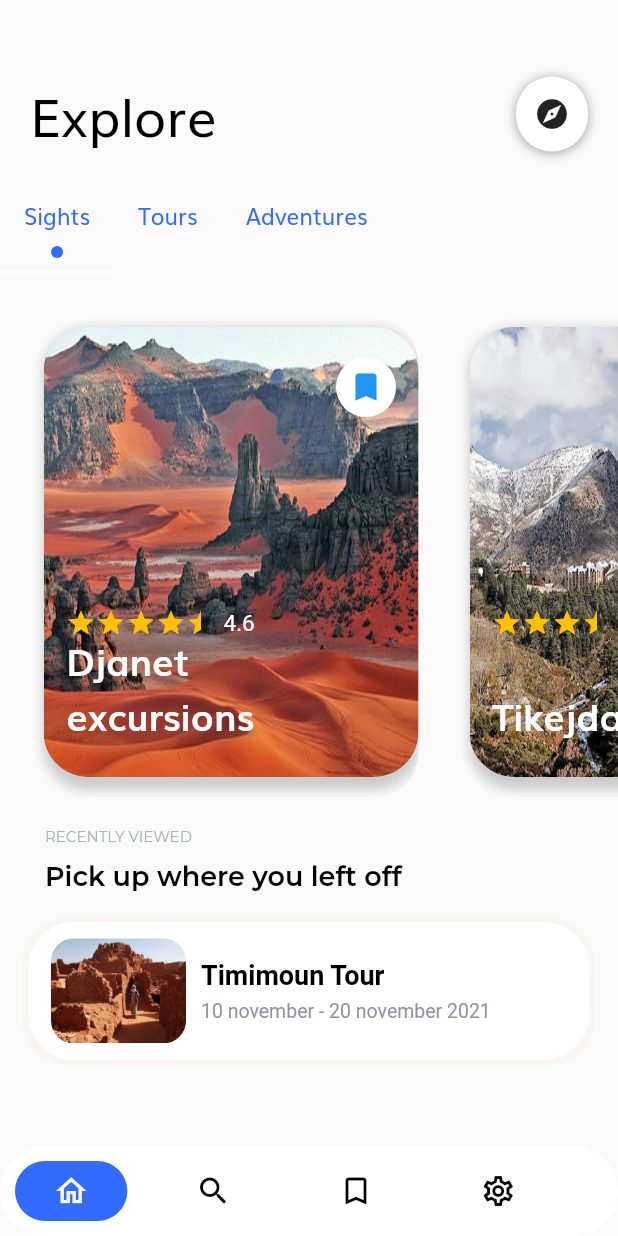
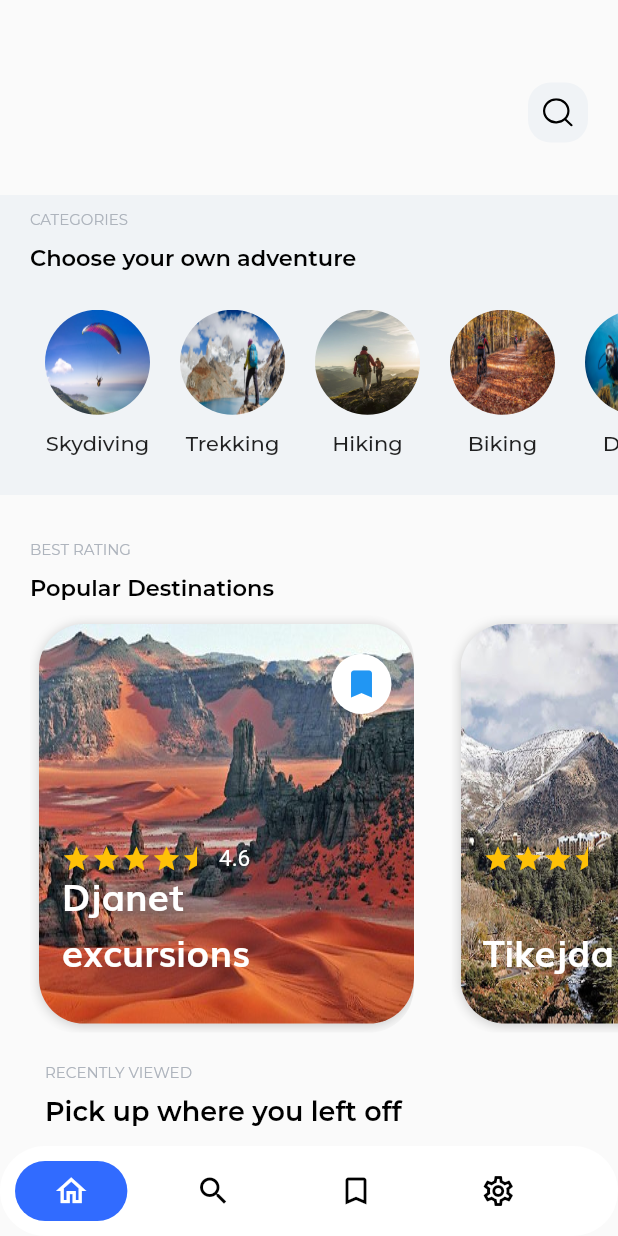
Before and after one commit to Djihanegh/FlutterTravelApp, a Flutter app: the screen it shows after launch, on a phone screen of 412 x 824 dp. Run offline on Flutter 3.47's test engine with Material 2 defaults, Android fonts, the phone set to English and light mode, and no system bars; drawn by our look-alikes of flutter_rating_bar; our stand-ins replace flutter_svg, google_fonts; Roboto replaces fonts that are missing (Hind).

Commit message:
added categories

```diff
--- a/lib/presentation/pages/home/components/body.dart
+++ b/lib/presentation/pages/home/components/body.dart
@@ -1,4 +1,6 @@
 import 'package:flutter/material.dart';
+import 'package:flutter_svg/svg.dart';
+import 'package:google_fonts/google_fonts.dart';
 import 'package:travel_app/data/models/place.dart';
 import 'package:travel_app/presentation/pages/home/components/popular_item.dart';
 import 'package:travel_app/presentation/pages/home/components/popular_text.dart';
@@ -6,7 +8,9 @@ import 'package:travel_app/presentation/pages/home/components/sight_item.dart';
 import 'package:travel_app/presentation/pages/home/components/tour_item.dart';
 import 'package:travel_app/presentation/pages/home/home_page.dart';
 import 'package:travel_app/utils/constants.dart';
+import 'package:travel_app/utils/size_config.dart';
 
+import 'categories_list_view.dart';
 import 'explore_text.dart';
 
 class Body extends StatefulWidget {
@@ -99,6 +103,7 @@ class _BodyState extends State<Body> with SingleTickerProviderStateMixin {
   @override
   Widget build(BuildContext context) {
     final size = MediaQuery.of(context).size;
+    SizeConfig().init(context);
 
     buildTab();
     buildList(size);
@@ -129,7 +134,39 @@ class _BodyState extends State<Body> with SingleTickerProviderStateMixin {
                 padding:
                     EdgeInsets.only(top: 50, left: 20, right: 20, bottom: 30),
                 child: ExploreText()),
+
             Container(
+                color: KGrey,
+                height: 200,
+                width: SizeConfig.screenWidth,
+                child: Padding(
+                  padding:
+                      EdgeInsets.only(top: 10, left: 20, right: 0, bottom: 0),
+                  child: Column(
+                    mainAxisAlignment: MainAxisAlignment.start,
+                    crossAxisAlignment: CrossAxisAlignment.start,
+                    children: [
+                      Text('CATEGORIES',
+                          style: GoogleFonts.montserrat(
+                              fontWeight: FontWeight.normal,
+                              fontSize: 10,
+                              color: KLightGreyy)),
+                      SizedBox(
+                        height: 10,
+                      ),
+                      Text("Choose your own adventure",
+                          style: GoogleFonts.montserrat(
+                              fontWeight: FontWeight.w600,
+                              fontSize: 15,
+                              color: Colors.black)),
+                      CategoriesListView()
+                    ],
+                  ),
+                )),
+            SizedBox(
+              height: 10,
+            ),
+            /* Container(
                 height: 50,
                 width: double.infinity,
                 child: TabBar(
@@ -144,7 +181,62 @@ class _BodyState extends State<Body> with SingleTickerProviderStateMixin {
                       });
                     },
                     tabs: _tabs)),
-            IndexedStack(index: _selectedIndex, children: _widgets),
+            IndexedStack(index: _selectedIndex, children: _widgets),*/
+
+            Padding(
+                padding: EdgeInsets.only(top: 20),
+                child: Column(
+                    mainAxisAlignment: MainAxisAlignment.start,
+                    crossAxisAlignment: CrossAxisAlignment.start,
+                    children: [
+                      Padding(
+                          padding: EdgeInsets.only(left: 20),
+                          child: Text('BEST RATING',
+                              style: GoogleFonts.montserrat(
+                                  fontWeight: FontWeight.normal,
+                                  fontSize: 10,
+                                  color: KLightGreyy))),
+                      SizedBox(
+                        height: 10,
+                      ),
+                      Padding(
+                          padding: EdgeInsets.only(left: 20),
+                          child: Text("Popular Destinations",
+                              style: GoogleFonts.montserrat(
+                                  fontWeight: FontWeight.w600,
+                                  fontSize: 15,
+                                  color: Colors.black))),
+                      Container(
+                          height: size.height * 0.35,
+                          width: size.width,
+                          child: ListView.separated(
+                            physics: ScrollPhysics(),
+                            scrollDirection: Axis.horizontal,
+                            shrinkWrap: true,
+                            itemCount: places.length,
+                            itemBuilder: (BuildContext context, index) {
+                              return SightItem(
+                                imageUrl: places[index].image,
+                                name: places[index].name,
+                                rating: places[index].rating,
+                              );
+                            },
+                            separatorBuilder:
+                                (BuildContext context, int index) {
+                              return SizedBox(
+                                width: 5,
+                              );
+                            },
+                          )),
+                      Padding(
+                          padding: EdgeInsets.only(left: 30, right: 0, top: 20),
+                          child: PopularText()),
+                      PopularItem(
+                        name: "Timimoun Tour",
+                        subtitle: "10 november - 20 november 2021",
+                        image: "",
+                      )
+                    ])),
           ],
         )));
   }
@@ -245,7 +337,6 @@ class _BodyState extends State<Body> with SingleTickerProviderStateMixin {
             child: Column(
                 mainAxisAlignment: MainAxisAlignment.start,
                 crossAxisAlignment: CrossAxisAlignment.start,
-
                 children: [
                   Container(
                       height: size.height * 0.4,
@@ -289,11 +380,10 @@ class _BodyState extends State<Body> with SingleTickerProviderStateMixin {
       2,
       Visibility(
         child: Padding(
-            padding: EdgeInsets.only(top: 20 ),
+            padding: EdgeInsets.only(top: 20),
             child: Column(
                 mainAxisAlignment: MainAxisAlignment.start,
                 crossAxisAlignment: CrossAxisAlignment.start,
-
                 children: [
                   Container(
                       height: size.height * 0.4,
--- /dev/null
+++ b/lib/presentation/pages/home/components/categories_list_view.dart
@@ -0,0 +1,34 @@
+import 'package:flutter/material.dart';
+import 'package:travel_app/presentation/pages/home/components/category_widget.dart';
+import 'package:travel_app/utils/size_config.dart';
+
+class CategoriesListView extends StatelessWidget {
+  const CategoriesListView({Key? key}) : super(key: key);
+
+  @override
+  Widget build(BuildContext context) {
+    SizeConfig().init(context);
+    return Container(
+        height: 150,
+        width: SizeConfig.screenWidth,
+        child: ListView(scrollDirection: Axis.horizontal, children: [
+          CategoryWidget(
+            imageUrl: 'assets/images/skydiving.jpeg',
+            name: "Skydiving",
+          ),
+          CategoryWidget(
+            imageUrl: 'assets/images/trekking.jpg',
+            name: "Trekking",
+          ),
+          CategoryWidget(
+            imageUrl: 'assets/images/hiking.jpg',
+            name: "Hiking",
+          ),
+          CategoryWidget(imageUrl: 'assets/images/biking.jpg', name: "Biking"),
+          CategoryWidget(
+            imageUrl: 'assets/images/diving.jpg',
+            name: "Diving",
+          ),
+        ]));
+  }
+}
--- /dev/null
+++ b/lib/presentation/pages/home/components/category_widget.dart
@@ -0,0 +1,42 @@
+import 'dart:ui';
+
+import 'package:flutter/material.dart';
+import 'package:google_fonts/google_fonts.dart';
+
+class CategoryWidget extends StatelessWidget {
+  const CategoryWidget({Key? key, required this.name, required this.imageUrl})
+      : super(key: key);
+
+  final String name;
+  final String imageUrl;
+
+  @override
+  Widget build(BuildContext context) {
+    return Padding(
+        padding: EdgeInsets.all(10),
+        child: Container(
+          child: Column(
+            mainAxisAlignment: MainAxisAlignment.center,
+            crossAxisAlignment: CrossAxisAlignment.center,
+            children: [
+              Container(
+                height: 70,
+                width: 70,
+                decoration: BoxDecoration(
+                  shape: BoxShape.circle,
+                  image: DecorationImage(
+                      image: AssetImage(imageUrl), fit: BoxFit.fill),
+                ),
+                //   decoration: BoxDecoration(shape: BoxShape.circle),
+                //    child: Image.asset(imageUrl)
+              ),
+              SizedBox(height: 10),
+              Text(
+                name,
+                style: GoogleFonts.montserrat(fontWeight: FontWeight.w500),
+              )
+            ],
+          ),
+        ));
+  }
+}
--- a/lib/presentation/pages/home/components/explore_text.dart
+++ b/lib/presentation/pages/home/components/explore_text.dart
@@ -1,4 +1,6 @@
 import 'package:flutter/material.dart';
+import 'package:flutter_svg/svg.dart';
+import 'package:travel_app/utils/constants.dart';
 
 class ExploreText extends StatelessWidget {
   const ExploreText({Key? key}) : super(key: key);
@@ -8,15 +10,16 @@ class ExploreText extends StatelessWidget {
     return Row(
       mainAxisAlignment: MainAxisAlignment.spaceBetween,
       children: [
-        Text(
+       /* Text(
           "Explore",
-          style:  TextStyle(
-              fontFamily: 'Muli',
-              color: Colors.black,
-              fontSize: 35,
-           ),
-        ),
-        Container(
+          style: TextStyle(
+            fontFamily: 'Muli',
+            color: Colors.black,
+            fontSize: 35,
+          ),
+        ),*/
+        Spacer(),
+        /* Container(
           height: 50,
           decoration: BoxDecoration(boxShadow: [
             BoxShadow(
@@ -29,7 +32,30 @@ class ExploreText extends StatelessWidget {
             icon: Icon(Icons.explore_sharp),
             onPressed: () {},
           ),
-        )
+        )*/
+        Padding(
+            padding: EdgeInsets.only(right: 0),
+            child: Container(
+                height: 50,
+                //width: double.infinity,
+                child: Row(
+                  mainAxisAlignment: MainAxisAlignment.spaceBetween,
+                  children: [
+                    //Flexible(child: CustomText()),
+
+                    Container(
+                        decoration: BoxDecoration(
+                            color: KGrey,
+                            borderRadius: BorderRadius.circular(15)),
+                        height: 40,
+                        width: 40,
+                        padding: EdgeInsets.all(10),
+                        child: SvgPicture.asset(
+                          "assets/icons/search.svg",
+                          color: Colors.black,
+                        )),
+                  ],
+                ))),
       ],
     );
   }
--- a/lib/presentation/pages/home/components/sight_item.dart
+++ b/lib/presentation/pages/home/components/sight_item.dart
@@ -24,7 +24,7 @@ class _SightItemState extends State<SightItem> {
   @override
   Widget build(BuildContext context) {
     return Padding(
-        padding: EdgeInsets.only(left: 23, right: 0, top: 10),
+        padding: EdgeInsets.only(left: 20, right: 0, top: 10),
         child: ClipRRect(
             borderRadius: BorderRadius.all(Radius.circular(30)),
             child: Container(
--- a/lib/utils/constants.dart
+++ b/lib/utils/constants.dart
@@ -18,3 +18,4 @@ const KPrimaryColor = Color(0xFF316bff);
 const KSecondaryColor = Color(0xFF8e94a3);
 const KLightGrey = Color(0xFFDCEBEF);
 const KLightGreyy = Color(0xFFADB3BC);
+const KGrey = Color(0xFFF0F3F6);
--- a/pubspec.yaml
+++ b/pubspec.yaml
@@ -42,6 +42,7 @@ dependencies:
   freezed_annotation: ^0.15.0
   freezed: ^0.15.1+1
   dartz: ^0.10.0
+  flutter_svg: ^0.23.0+1
 
 dev_dependencies:
   flutter_test:
@@ -61,6 +62,7 @@ flutter:
   # To add assets to your application, add an assets section, like this:
   assets:
    - assets/images/
+   - assets/icons/
   #   - images/a_dot_ham.jpeg
 
   # An image asset can refer to one or more resolution-specific "variants", see
```
Also changed, not shown: assets/icons/search.svg (added), assets/images/biking.jpg (added), assets/images/diving.jpg (added), assets/images/hiking.jpg (added), assets/images/skydiving.jpeg (added), assets/images/trekking.jpg (added), pubspec.lock. Lines whose indentation alone changed are shown as unchanged.
